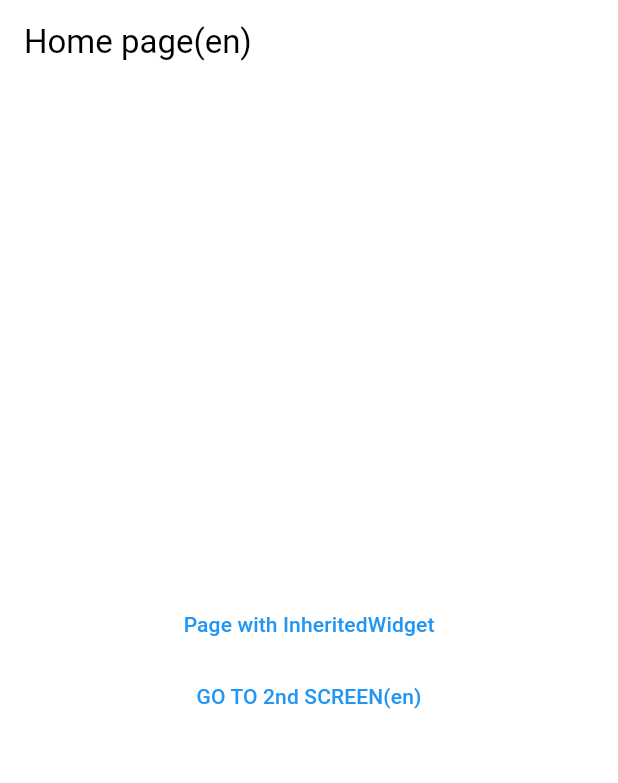
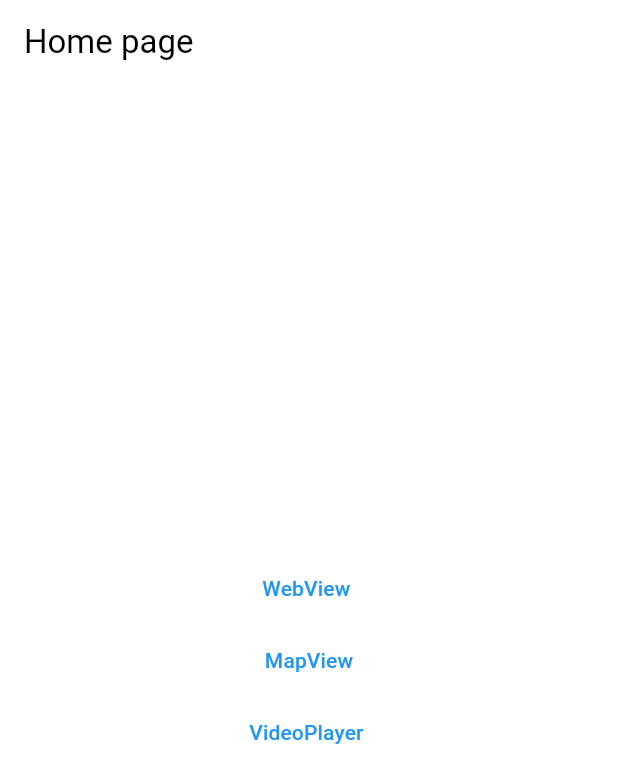
Before and after one commit to bikmaevartem/flutter, a Flutter app: the screen it shows after launch, on a phone screen of 412 x 824 dp. Shown: the top 783 px of the screen. Run offline on Flutter 3.47's test engine with Material 2 defaults, Android fonts, the phone set to English and light mode, and no system bars; our stand-ins replace flutter_map, latlong2, video_player, webview_flutter.

Commit message:
Add web part

```diff
--- a/lib/main.dart
+++ b/lib/main.dart
@@ -1,7 +1,6 @@
 import 'package:flutter/material.dart';
-import 'package:flutter_mentoring/localization/app_localization_delegate.dart';
-import 'package:flutter_mentoring/networking/views/home_page.dart';
-import 'package:flutter_localizations/flutter_localizations.dart';
+
+import 'web/home_page.dart';
 
 void main() {
   runApp(const MyApp());
@@ -18,16 +17,7 @@ class MyApp extends StatelessWidget {
         colorScheme: ColorScheme.fromSwatch(backgroundColor: Colors.deepPurple),
         useMaterial3: true,
       ),
-      home: HomePage(),
-      localizationsDelegates: const [
-        AppLocalizationDelegate(),
-        GlobalMaterialLocalizations.delegate,
-        GlobalCupertinoLocalizations.delegate
-      ],
-      supportedLocales: const [
-        Locale('en'),
-        Locale('de'),
-      ],
+      home: const HomePage(title: 'Home page'),
     );
   }
 }
--- /dev/null
+++ b/lib/web/home_page.dart
@@ -0,0 +1,43 @@
+import 'package:flutter/cupertino.dart';
+import 'package:flutter/material.dart';
+import 'package:flutter/src/widgets/framework.dart';
+import 'package:flutter_mentoring/web/base_page.dart';
+import 'package:flutter_mentoring/web/map_view_page.dart';
+import 'package:flutter_mentoring/web/video_player_page.dart';
+import 'package:flutter_mentoring/web/web_view_page.dart';
+
+class HomePage extends BasePage {
+
+  const HomePage({required String title}) : super(title: title);
+
+  @override
+  Widget buildContent(BuildContext context) {
+    return Center(
+      child: Column(
+        mainAxisAlignment: MainAxisAlignment.center,
+        children: [
+          OutlinedButton(
+              onPressed: () {
+                  Navigator.of(context).push(MaterialPageRoute(builder: (context)=> const WebViewPage(title: 'Web View')));
+                },
+              child: const Text('WebView ')
+          ),
+          OutlinedButton(
+              onPressed: (){
+                Navigator.of(context).push(MaterialPageRoute(builder: (context)=> const MapViewPage(title: 'Map View')));
+              },
+              child: const Text('MapView')
+          ),
+          OutlinedButton(
+              onPressed: (){
+                Navigator.of(context).push(MaterialPageRoute(
+                    builder: (context)=> VideoPlayerPage(videoUrl: 'https://flutter.github.io/assets-for-api-docs/assets/videos/bee.mp4'))
+                );
+              },
+              child:const Text('VideoPlayer ')),
+        ],
+      ),
+    );
+  }
+
+}
--- /dev/null
+++ b/lib/web/web_view_page.dart
@@ -0,0 +1,17 @@
+import 'package:flutter/cupertino.dart';
+import 'package:flutter_mentoring/web/base_page.dart';
+import 'package:flutter/material.dart';
+import 'package:webview_flutter/webview_flutter.dart';
+
+class WebViewPage extends BasePage {
+
+  const WebViewPage({required String title}) : super(title: title);
+
+  @override
+  Widget buildContent(BuildContext context) {
+    return const Center(
+      child: WebView(initialUrl: 'https://flutter.dev/')
+      );
+  }
+
+}
--- a/pubspec.yaml
+++ b/pubspec.yaml
@@ -34,6 +34,12 @@ dependencies:
   http: ^1.1.0
 
   flutter_localization: ^0.1.12
+
+  webview_flutter: ^2.0.0
+
+  flutter_map: ^5.0.0
+
+  video_player: ^2.7.0
 
 
   # The following adds the Cupertino Icons font to your application.
```
Also changed, not shown: lib/web/base_page.dart (added, +22 -0 lines), lib/web/map_view_page.dart (added, +40 -0 lines), lib/web/video_player_page.dart (added, +70 -0 lines), pubspec.lock, 1 other file.
